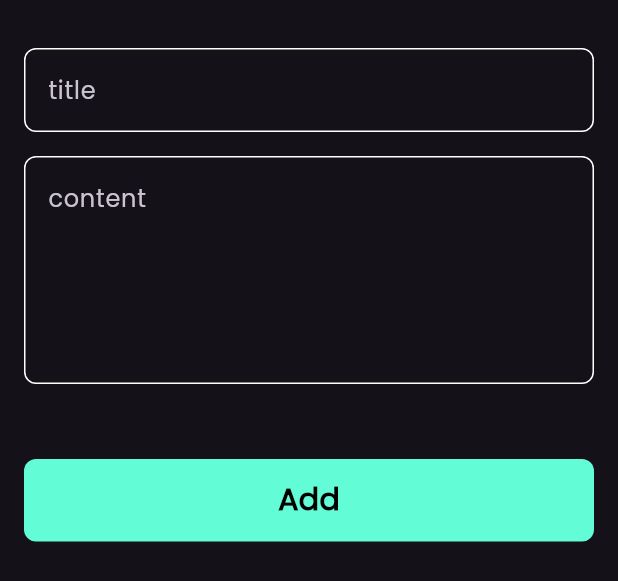
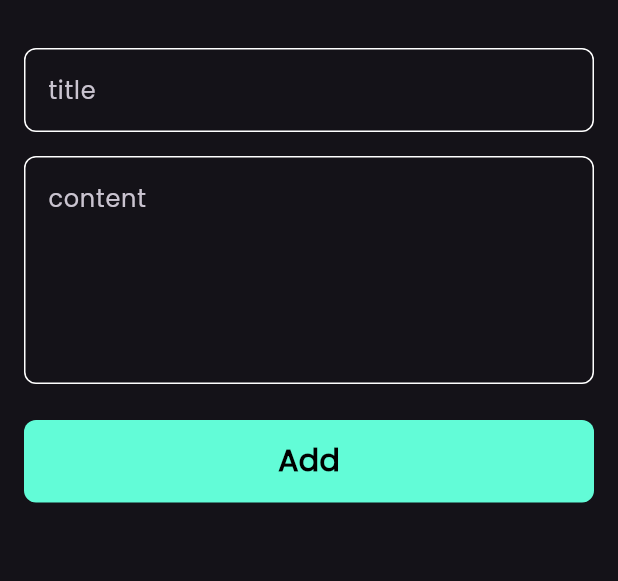
Before and after one commit to ehab143/notes_app, a Flutter app: the AddNoteButtonSheet widget shown alone on an empty page, opened directly, on a phone screen of 412 x 824 dp. Shown: the top 581 px of the screen. Run offline on Flutter 3.47's test engine with Material 3 defaults, Android fonts, the phone set to English and light mode, and no system bars; our stand-ins replace font_awesome_flutter.

```diff
--- a/lib/views/widgets/add_note_button_sheet.dart
+++ b/lib/views/widgets/add_note_button_sheet.dart
@@ -9,18 +9,15 @@ class AddNoteButtonSheet extends StatelessWidget {
   Widget build(BuildContext context) {
     return Padding(
       padding: const EdgeInsets.symmetric(horizontal: 16),
-      child: SingleChildScrollView(
       child: Column(
         children: [
           SizedBox(height: 32),
           CustomTextField(hint: 'title'),
           SizedBox(height: 16),
           CustomTextField(hint: 'content', maxLines: 5),
-            SizedBox(height: 50),
+          SizedBox(height: 24),
           CustomButton(),
-            SizedBox(height: 32),
         ],
-        ),
       ),
     );
   }
```
Also changed, not shown: lib/views/edit_notes_view.dart (added, +13 -0 lines), lib/views/widgets/custon_note_item.dart (+19 -2 lines), lib/views/widgets/edit_notes_view_body.dart (added, +10 -0 lines). Lines whose indentation alone changed are shown as unchanged.
